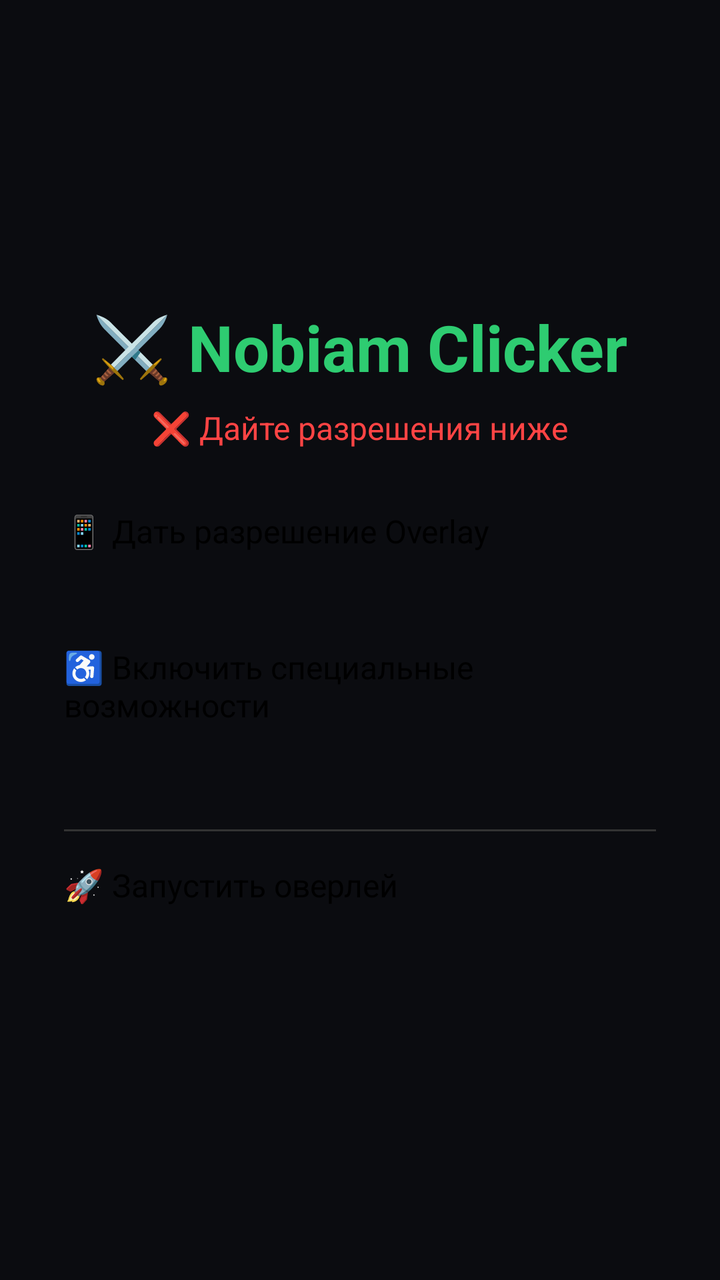
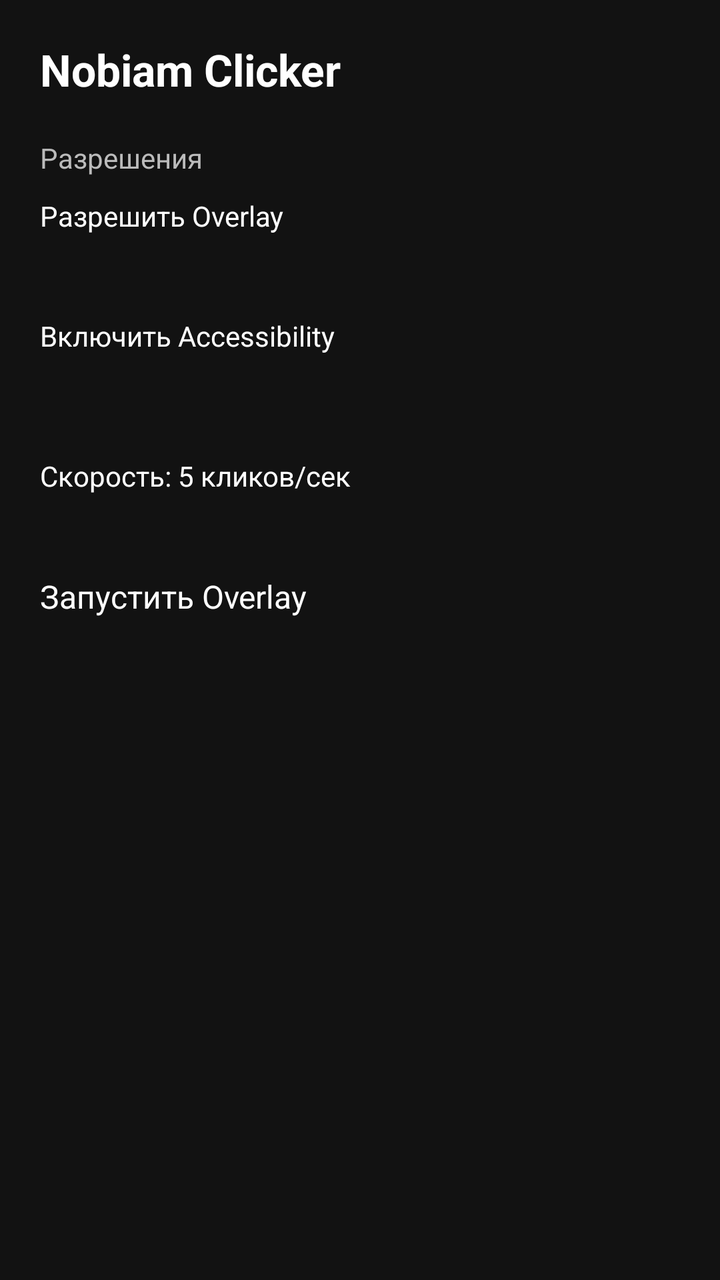

An Android layout rendered at two revisions. The XML below is the earlier revision; the diff shows what the commit changed to produce the second picture.
<!-- AndroidManifest.xml: activity theme android:Theme.Black.NoTitleBar.Fullscreen -->
<!-- res/layout/activity_main.xml -->
<?xml version="1.0" encoding="utf-8"?>
<LinearLayout xmlns:android="http://schemas.android.com/apk/res/android"
    android:layout_width="match_parent"
    android:layout_height="match_parent"
    android:orientation="vertical"
    android:gravity="center"
    android:padding="32dp"
    android:background="#0B0C10">

    <TextView
        android:layout_width="wrap_content"
        android:layout_height="wrap_content"
        android:text="⚔️ Nobiam Clicker"
        android:textSize="32sp"
        android:textColor="#2ECC71"
        android:textStyle="bold"
        android:layout_marginBottom="8dp"/>

    <TextView
        android:id="@+id/tv_status"
        android:layout_width="wrap_content"
        android:layout_height="wrap_content"
        android:text="❌ Дайте разрешения ниже"
        android:textColor="#FF4444"
        android:textSize="16sp"
        android:layout_marginBottom="30dp"/>

    <Button
        android:id="@+id/btn_grant_overlay"
        android:layout_width="match_parent"
        android:layout_height="56dp"
        android:text="📱 Дать разрешение Overlay"
        android:backgroundTint="#2ECC71"
        android:textColor="#000000"
        android:layout_marginBottom="12dp"/>

    <Button
        android:id="@+id/btn_grant_accessibility"
        android:layout_width="match_parent"
        android:layout_height="56dp"
        android:text="♿ Включить специальные возможности"
        android:backgroundTint="#F39C12"
        android:textColor="#000000"
        android:layout_marginBottom="20dp"/>

    <View
        android:layout_width="match_parent"
        android:layout_height="1dp"
        android:background="#333333"
        android:layout_marginTop="16dp"
        android:layout_marginBottom="16dp" />

    <Button
        android:id="@+id/btn_start_overlay"
        android:layout_width="match_parent"
        android:layout_height="56dp"
        android:text="🚀 Запустить оверлей"
        android:backgroundTint="#2ECC71"
        android:textColor="#000000"/>

</LinearLayout>
<!-- resources referenced by this layout -->
<resources>

</resources>

<!-- the commit's change to res/layout/activity_main.xml (unified diff, before → after) -->
@@ -3,59 +3,72 @@
     android:layout_width="match_parent"
     android:layout_height="match_parent"
     android:orientation="vertical"
-    android:gravity="center"
-    android:padding="32dp"
-    android:background="#0B0C10">
+    android:padding="20dp"
+    android:background="#121212">
 
+    
     <TextView
         android:layout_width="wrap_content"
         android:layout_height="wrap_content"
-        android:text="⚔️ Nobiam Clicker"
-        android:textSize="32sp"
-        android:textColor="#2ECC71"
+        android:text="Nobiam Clicker"
+        android:textSize="22sp"
         android:textStyle="bold"
-        android:layout_marginBottom="8dp"/>
+        android:textColor="#FFFFFF"
+        android:layout_marginBottom="20dp"/>
 
+    
     <TextView
-        android:id="@+id/tv_status"
         android:layout_width="wrap_content"
         android:layout_height="wrap_content"
-        android:text="❌ Дайте разрешения ниже"
-        android:textColor="#FF4444"
-        android:textSize="16sp"
+        android:text="Разрешения"
+        android:textColor="#BBBBBB"
+        android:layout_marginBottom="10dp"/>
+
+    
+    <Button
+        android:id="@+id/btnOverlay"
+        android:layout_width="match_parent"
+        android:layout_height="50dp"
+        android:text="Разрешить Overlay"
+        android:backgroundTint="#3F51B5"
+        android:textColor="#FFFFFF"
+        android:layout_marginBottom="10dp"/>
+
+    
+    <Button
+        android:id="@+id/btnAccessibility"
+        android:layout_width="match_parent"
+        android:layout_height="50dp"
+        android:text="Включить Accessibility"
+        android:backgroundTint="#009688"
+        android:textColor="#FFFFFF"
+        android:layout_marginBottom="20dp"/>
+
+    
+    <TextView
+        android:id="@+id/txtSpeed"
+        android:layout_width="wrap_content"
+        android:layout_height="wrap_content"
+        android:text="Скорость: 5 кликов/сек"
+        android:textColor="#FFFFFF"
+        android:layout_marginBottom="10dp"/>
+
+    <SeekBar
+        android:id="@+id/seekSpeed"
+        android:layout_width="match_parent"
+        android:layout_height="wrap_content"
+        android:max="20"
+        android:progress="5"
         android:layout_marginBottom="30dp"/>
 
+    
     <Button
-        android:id="@+id/btn_grant_overlay"
+        android:id="@+id/btnStart"
         android:layout_width="match_parent"
-        android:layout_height="56dp"
-        android:text="📱 Дать разрешение Overlay"
-        android:backgroundTint="#2ECC71"
-        android:textColor="#000000"
-        android:layout_marginBottom="12dp"/>
-
-    <Button
-        android:id="@+id/btn_grant_accessibility"
-        android:layout_width="match_parent"
-        android:layout_height="56dp"
-        android:text="♿ Включить специальные возможности"
-        android:backgroundTint="#F39C12"
-        android:textColor="#000000"
-        android:layout_marginBottom="20dp"/>
-
-    <View
-        android:layout_width="match_parent"
-        android:layout_height="1dp"
-        android:background="#333333"
-        android:layout_marginTop="16dp"
-        android:layout_marginBottom="16dp" />
-
-    <Button
-        android:id="@+id/btn_start_overlay"
-        android:layout_width="match_parent"
-        android:layout_height="56dp"
-        android:text="🚀 Запустить оверлей"
-        android:backgroundTint="#2ECC71"
-        android:textColor="#000000"/>
+        android:layout_height="55dp"
+        android:text="Запустить Overlay"
+        android:textSize="16sp"
+        android:backgroundTint="#FF5722"
+        android:textColor="#FFFFFF"/>
 
 </LinearLayout>
